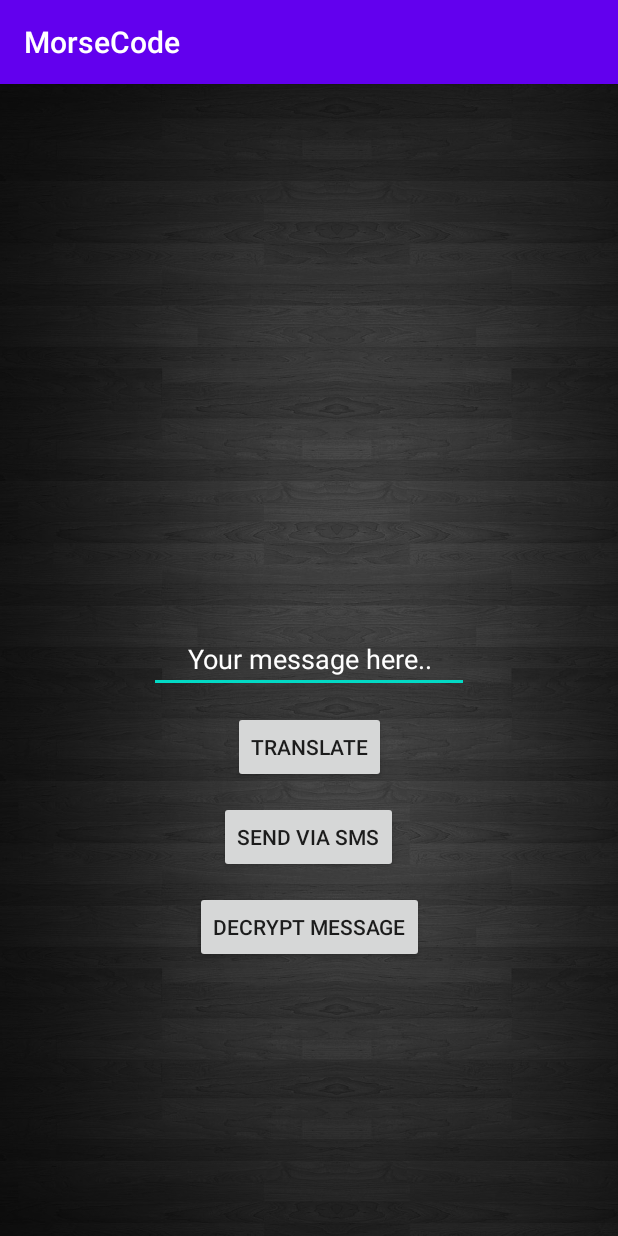
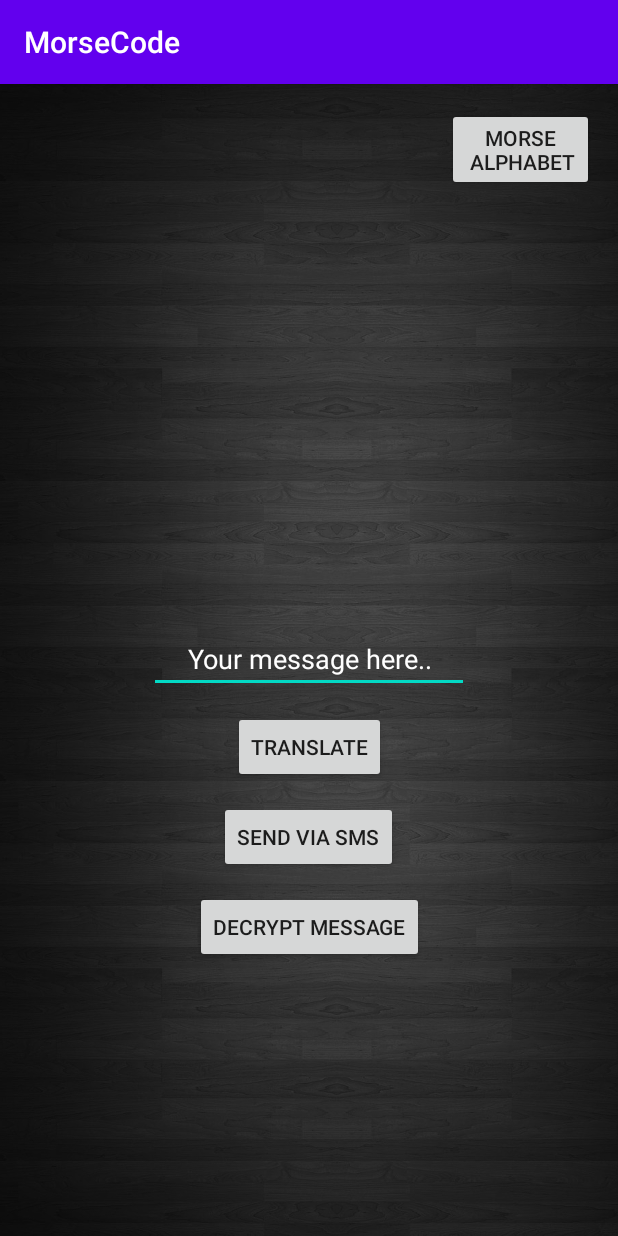
Before and after one commit to Alexandru2909/MorseCode, an Android app: the screen it shows after launch (MainActivity), after a tap on "TRANSLATE", on a phone screen of 412 x 824 dp. Run offline under Robolectric (Android 15) with nearby library versions, the phone set to English and light mode, and no system bars; 1 statement that could not run was skipped.

Commit message:
Added alphabet to check the codes

```diff
--- a/app/src/main/AndroidManifest.xml
+++ b/app/src/main/AndroidManifest.xml
@@ -1,6 +1,8 @@
 <?xml version="1.0" encoding="utf-8"?>
 <manifest xmlns:android="http://schemas.android.com/apk/res/android"
     package="com.example.morsecode">
+
+    <uses-permission android:name="android.permission.SEND_SMS" />
 
     <application
         android:allowBackup="true"
@@ -9,7 +11,8 @@
         android:roundIcon="@drawable/letter"
         android:supportsRtl="true"
         android:theme="@style/AppTheme">
-        <activity android:name=".Display"></activity>
+        <activity android:name=".Alphabet"></activity>
+        <activity android:name=".Display" />
         <activity android:name=".MainActivity">
             <intent-filter>
                 <action android:name="android.intent.action.MAIN" />
@@ -18,6 +21,5 @@
             </intent-filter>
         </activity>
     </application>
-    <uses-permission android:name="android.permission.SEND_SMS" />
 
 </manifest>
--- a/app/src/main/java/com/example/morsecode/Display.java
+++ b/app/src/main/java/com/example/morsecode/Display.java
@@ -48,7 +48,6 @@ public class Display extends AppCompatActivity {
         String[] letters = x.split(" ");
         String word = "";
         for(int i=0;i<letters.length;i++){
-
             word+=m.fromMorse(letters[i]);
         }
         output.setText(word);
--- a/app/src/main/java/com/example/morsecode/Morse.java
+++ b/app/src/main/java/com/example/morsecode/Morse.java
@@ -9,8 +9,9 @@ public class Morse {
             "..", ".---", "-.-", ".-..", "--", "-.", "---", ".--.",
             "--.-", ".-.", "...", "-", "..-", "...-", ".--", "-..-",
             "-.--", "--.."};
+    private int unit;
     Morse(){
-        System.out.print("HA");
+        unit = 300;
         Character letter = 'A';
         this.dictionary = new HashMap<String,Character>();
         for(int i =0;i<morseCodes.length;i++){
@@ -24,13 +25,14 @@ public class Morse {
                 return morseCodes[letter - 'A']+' ';
             return morseCodes[letter - 'a']+' ';
         }
-        return "/";
+        return "/ ";
     }
 
     public char fromMorse(String s){
         if (s.equals("/")){
             return ' ';
         }
+        System.out.println("Trying to translate "+s);
         return dictionary.get(s);
     }
 
@@ -41,7 +43,7 @@ public class Morse {
             for(int i=0;i<w.length();i++) {
                 code += translate(w.charAt(i));
             }
-            code += "/";
+            code += "/ ";
         }
         return code;
     }
@@ -67,16 +69,24 @@ public class Morse {
             time = 0;
             if ((s.charAt(i) <= 'z') && (s.charAt(i) >= 'a') || (s.charAt(i) <= 'Z') && (s.charAt(i) >= 'A') || (s.charAt(i)==' ')) {
                 code = translate(s.charAt(i));
-                System.out.println("Code = |"+code + '|');
                 for (int j = 0; j < code.length(); j++) {
-                    if (code.charAt(j) == '-' || code.charAt(j) == '/')
-                        time += 1000;
-                    else
-                        time += 500;
+                    switch(code.charAt(j)){
+                        case '.':
+                            time+=2*unit;
+                            break;
+                        case '-':
+                            time += 4*unit;
+                            break;
+                        case '/':
+                            time+=2*unit;
+                            break;
+                        default:
+                            time+= 2*unit;
+                    }
                 }
+//            System.out.println("time:"+time+ " for letter " + s.charAt(i) + " with code= "+code);
             }
             timeVars[i]=time;
-            System.out.println("time:"+time+' '+timeVars[i] + " for letter " + s.charAt(i));
         }
         return  timeVars;
     }
--- a/app/src/main/res/layout/activity_main.xml
+++ b/app/src/main/res/layout/activity_main.xml
@@ -88,4 +88,15 @@
         app:layout_constraintStart_toStartOf="parent"
         app:layout_constraintTop_toBottomOf="@+id/button" />
 
+    <Button
+        android:id="@+id/alphaBtn"
+        android:layout_width="wrap_content"
+        android:layout_height="wrap_content"
+        android:layout_marginTop="16dp"
+        android:layout_marginEnd="16dp"
+        android:onClick="alph"
+        android:text="@string/check_alpha"
+        app:layout_constraintEnd_toEndOf="parent"
+        app:layout_constraintTop_toTopOf="parent" />
+
 </androidx.constraintlayout.widget.ConstraintLayout>
--- a/app/src/main/res/values/strings.xml
+++ b/app/src/main/res/values/strings.xml
@@ -1,9 +1,10 @@
 <resources>
     <string name="app_name">MorseCode</string>
     <string name="input_msg">Your message here..</string>
-    <string name= "translate">Translate </string>
+    <string name="translate">Translate </string>
     <string name="decr">Decrypt message</string>
-    <string name = "sms"> Send via SMS</string>
+    <string name="sms"> Send via SMS</string>
     <string name="decr2">Decrypt</string>
     <string name="paste_here">Paste the received code here..</string>
+    <string name="check_alpha">Morse\n alphabet</string>
 </resources>
--- a/build.gradle
+++ b/build.gradle
@@ -8,7 +8,7 @@ buildscript {
 
     }
     dependencies {
-        classpath 'com.android.tools.build:gradle:3.6.2'
+        classpath 'com.android.tools.build:gradle:3.6.3'
 
 
         // NOTE: Do not place your application dependencies here; they belong
```
Also changed, not shown: app/src/main/java/com/example/morsecode/Alphabet.java (added, +23 -0 lines), app/src/main/java/com/example/morsecode/MainActivity.java (+74 -23 lines), app/src/main/res/layout/activity_alphabet.xml (added, +30 -0 lines), app/src/main/res/drawable/alphabet.png (added).
